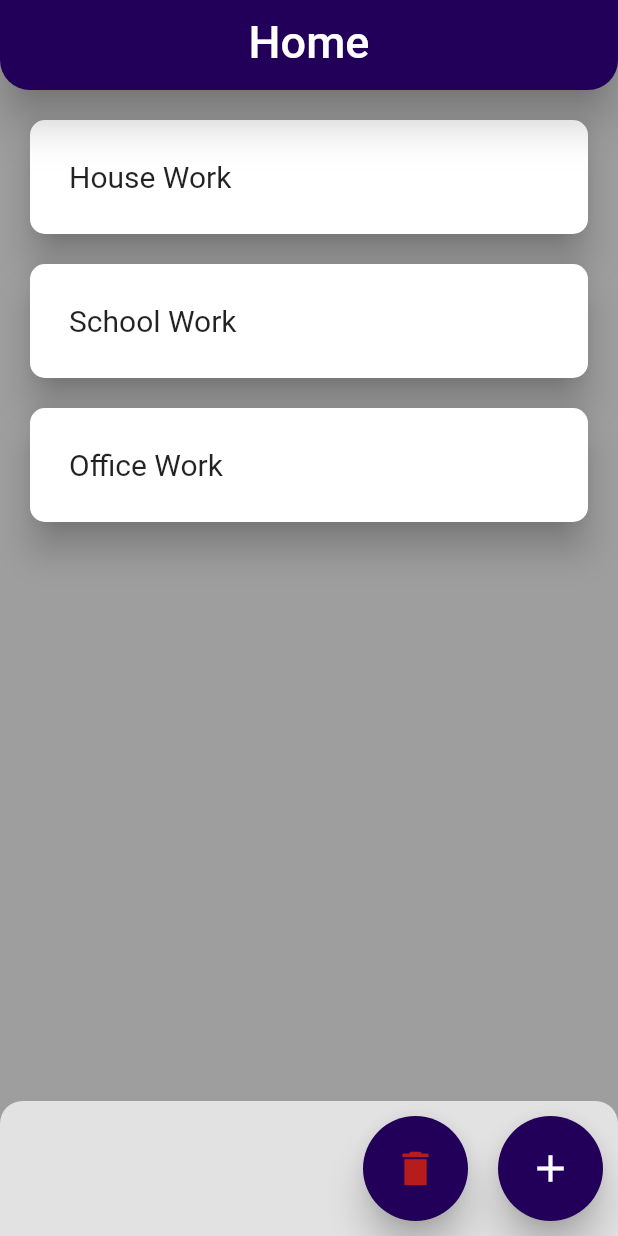
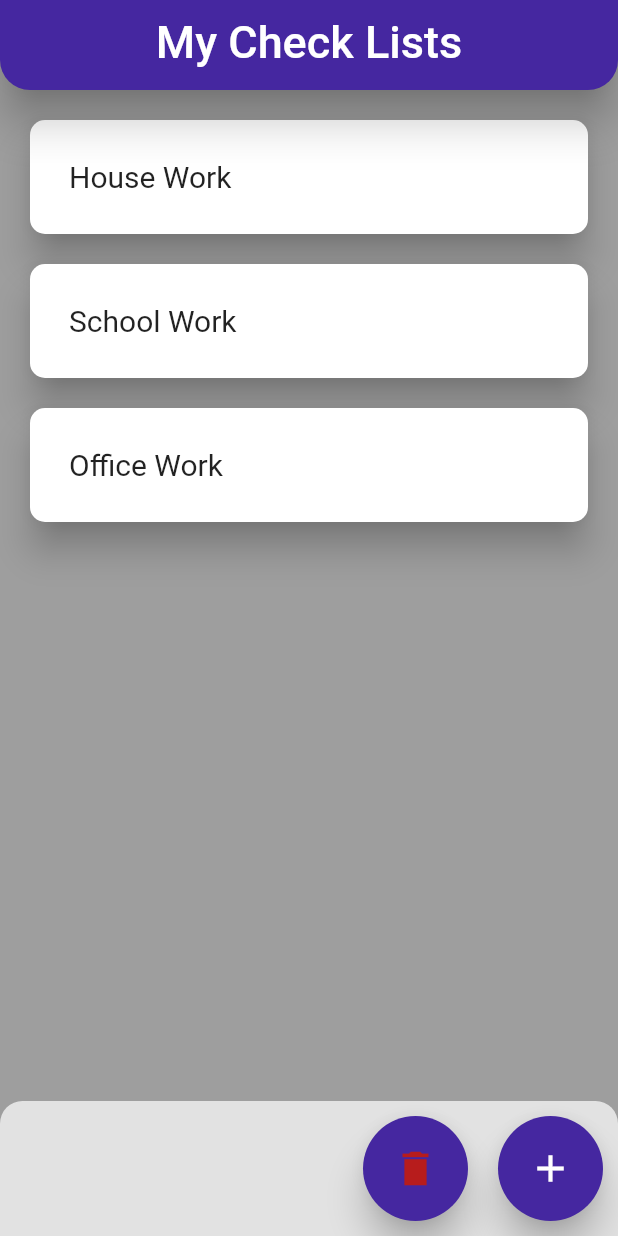
Before and after one commit to Erbaz/Check-List-App, a Flutter app: the screen it shows after launch, on a phone screen of 412 x 824 dp. Run offline on Flutter 3.47's test engine with Material 2 defaults, Android fonts, the phone set to English and light mode, and no system bars.

Commit message:
color change/ re setup

```diff
--- a/lib/components/bottomButtonBar.dart
+++ b/lib/components/bottomButtonBar.dart
@@ -23,7 +23,7 @@ class BottomButtonBar extends StatelessWidget {
               padding: const EdgeInsets.all(10.0),
               child: CustomElevatedButton(
                 icon: Icons.delete_sharp,
-                color: Color(0xFF220059),
+                color: Colors.deepPurple[800]!,
                 padding: 20.0,
                 size: 30.0,
                 iconColor: Colors.red.shade900,
@@ -34,7 +34,7 @@ class BottomButtonBar extends StatelessWidget {
               padding: const EdgeInsets.all(10.0),
               child: CustomElevatedButton(
                 icon: Icons.add,
-                color: Color(0xFF220059),
+                color: Colors.deepPurple[800]!,
                 padding: 20.0,
                 size: 30.0,
                 iconColor: Colors.white,
--- a/lib/components/customAppbar.dart
+++ b/lib/components/customAppbar.dart
@@ -19,7 +19,7 @@ class CustomAppBar extends StatelessWidget implements PreferredSizeWidget {
           fontSize: 30,
         ),
       ),
-      backgroundColor: Color(0xFF220059),
+      backgroundColor: Colors.deepPurple[800],
       shape: RoundedRectangleBorder(
         borderRadius: BorderRadius.only(
           bottomLeft: Radius.circular(20),
--- a/lib/screens/home.dart
+++ b/lib/screens/home.dart
@@ -32,7 +32,7 @@ class HomeState extends State<Home> {
   Widget build(BuildContext context) {
     return Scaffold(
       appBar: CustomAppBar(
-        title: "Home",
+        title: "My Check Lists",
       ),
       backgroundColor: Colors.grey,
       body: Stack(
```
